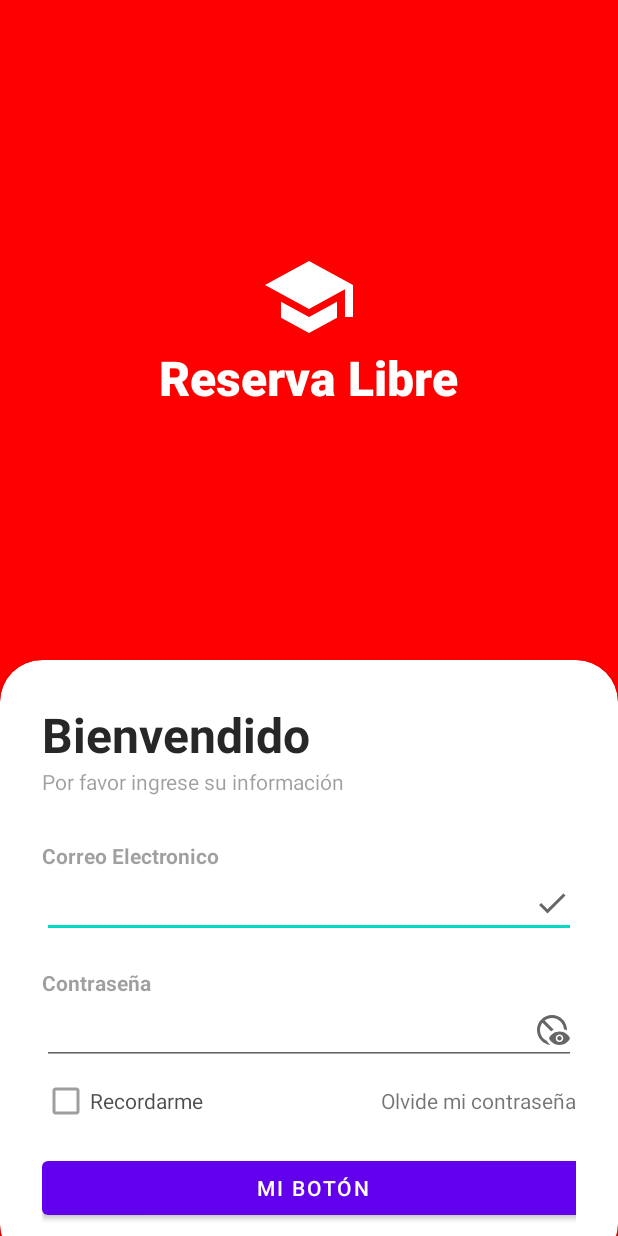
After one commit to PolloDiego159/ReservaLibre, an Android app: the Login screen opened directly, with no data from a screen before it, on a phone screen of 412 x 824 dp. The commit adds this screen. Run offline under Robolectric (Android 15) with nearby library versions, the phone set to English and light mode, and no system bars.

Commit message:
Version Inicial 4 *Se agrego el Login, el mismo no es funcion todavia pero se puede utilizar el boton para iniciar la aplicacion. *Es posible agregar elementos a una base de datos desde el Login, no se utilizara en especifo en el Login, pero ya se puede hacer.

```diff
--- /dev/null
+++ b/app/src/main/java/com/example/intentovacio/Activity/Login.java
@@ -0,0 +1,43 @@
+package com.example.intentovacio.Activity;
+
+import android.content.Intent;
+import android.os.Bundle;
+import android.view.View;
+import android.widget.Button;
+import android.widget.EditText;
+
+import androidx.activity.EdgeToEdge;
+import androidx.appcompat.app.AppCompatActivity;
+import androidx.core.graphics.Insets;
+import androidx.core.view.ViewCompat;
+import androidx.core.view.WindowInsetsCompat;
+
+import com.example.intentovacio.R;
+
+
+public class Login extends AppCompatActivity {
+
+    EditText correo,clave;
+    private Button material;
+    @Override
+    protected void onCreate(Bundle savedInstanceState) {
+        super.onCreate(savedInstanceState);
+
+        EdgeToEdge.enable(this);
+        setContentView(R.layout.activity_login);
+        correo = findViewById(R.id.correo);
+        clave = findViewById(R.id.clave);
+        material = findViewById(R.id.material);
+        material.setOnClickListener(new View.OnClickListener() {
+            @Override
+            public void onClick(View v) {
+                startActivity(new Intent(Login.this, MainActivity.class));
+
+                //bdd myDB = new bdd(Login.this);
+                //myDB.añadir_usuario(correo.getText().toString().trim(), clave.getText().toString().trim());
+
+            }
+        });
+
+    }
+}
--- a/app/src/main/java/com/example/intentovacio/Activity/MainActivity.java
+++ b/app/src/main/java/com/example/intentovacio/Activity/MainActivity.java
@@ -24,12 +24,8 @@ public class MainActivity extends AppCompatActivity {
     protected void onCreate(Bundle savedInstanceState){
         super.onCreate(savedInstanceState);
         setContentView(R.layout.activity_main);
-
-
-
         initRecyclerview();
         bottom_navigation();
-
     }
 
     private void bottom_navigation() {
@@ -48,11 +44,11 @@ public class MainActivity extends AppCompatActivity {
     private void initRecyclerview() {
         ArrayList<ListDomain> items= new ArrayList<>();
         //aca debe de estar la implementacion de base de datos
-        items.add(new ListDomain("Raquetas de Pin-Pong", "asd","Stock:3","Disponible", "pinpong", "4.5","1 P.M.-7 P.m.", "B"));
-        items.add(new ListDomain("Balon Voley", "sdf","Stock:5","Disponible", "futbol", "3.0","1 P.M.-7 P.m.", "Bloque"));
+        items.add(new ListDomain("Raquetas de Pin-Pong", "Acceso a una mesa, dos raquetas, una malla resistente y un par de pelotas de pinpon. Desafia tus amigos, practica tu tecnica y diviertete en tu ambiente universitario. Reserva en base a disponibilidad","Stock:3","Disponible", "pinpong", "4.5","1 P.M.-7 P.m.", "B"));
+        items.add(new ListDomain("Balon Futbol", "sdf","Stock:5","Disponible", "futbol", "3.0","1 P.M.-7 P.m.", "Bloque"));
         items.add(new ListDomain("Rummi-Q", "dfg","Stock:2","Disponible", "rummiq", "4.0","1 P.M.-7 P.m.", "Bloque"));
-        items.add(new ListDomain("Rummi-Q", "fgh", "Stock:2","Disponible", "rummiq", "2.2","1 P.M.-7 P.m.", "Bloque"));
-        items.add(new ListDomain("Balon Voley", "ghj","Stock:5","Disponible", "futbol", "4.3","1 P.M.-7 P.m.", "Bloque"));
+        items.add(new ListDomain("Ps5", "fgh", "Stock:2","Disponible", "ps5", "2.2","1 P.M.-7 P.m.", "Bloque"));
+        items.add(new ListDomain("Balon Futbol Americano", "ghj","Stock:5","Disponible", "futa", "4.3","1 P.M.-7 P.m.", "Bloque"));
 
         recyclerViewList=findViewById(R.id.view1);
         recyclerViewList.setLayoutManager(new LinearLayoutManager(this,LinearLayoutManager.VERTICAL,false));
--- /dev/null
+++ b/app/src/main/java/com/example/intentovacio/Activity/bdd.java
@@ -0,0 +1,60 @@
+package com.example.intentovacio.Activity;
+import android.content.ContentValues;
+import android.content.Context;
+import android.database.sqlite.SQLiteDatabase;
+import android.database.sqlite.SQLiteOpenHelper;
+import android.widget.Toast;
+
+import androidx.annotation.Nullable;
+
+class bdd extends SQLiteOpenHelper{
+
+    private Context context ;
+    private static final  String DATABESE_NAME ="Basedd_ul.db";
+    private static final  int DATABESE_version =1;
+
+    private static final  String Nombre_tabla ="Usuario";
+    private static final  String  COLUMNA_ID ="Id_usuario";
+    private static final  String  COLUMNA_CORREO ="Correo";
+
+    private static final  String  COLUMNA_CLAVE ="clave";
+    private static final  String  COLUMNA_NUMERO ="numero";
+
+
+
+    public bdd(@Nullable Context context) {
+        super(context, DATABESE_NAME, null,DATABESE_version );
+        this.context = context;
+    }
+
+    @Override
+    public void onCreate(SQLiteDatabase db) {
+        String query = "CREATE TABLE " + Nombre_tabla +
+                "(" + COLUMNA_ID + " INTEGER PRIMARY KEY AUTOINCREMENT, " +
+                COLUMNA_CORREO + " TEXT, " +
+                COLUMNA_NUMERO + " INT, " +
+                COLUMNA_CLAVE + " TEXT)";
+        db.execSQL(query);
+    }
+
+     @Override
+     public void onUpgrade(SQLiteDatabase db, int oldVersion, int newVersion) {
+        db.execSQL("DROP TABLE IF EXISTS " + Nombre_tabla);
+        onCreate(db);
+     }
+     void añadir_usuario (String correo , String clave ){
+        SQLiteDatabase db = this.getWritableDatabase();
+         ContentValues cv = new ContentValues();
+
+         cv.put(COLUMNA_CORREO, correo);
+         cv.put(COLUMNA_CLAVE, clave);
+         long result = db.insert(Nombre_tabla,null,cv);
+         if (result == -1){
+             Toast.makeText(context, "fallo :(", Toast.LENGTH_SHORT).show();
+         }
+         else {
+             Toast.makeText(context, "insert realizado", Toast.LENGTH_SHORT).show();
+         }
+
+     }
+ }
--- /dev/null
+++ b/app/src/main/res/drawable/done_icon.xml
@@ -0,0 +1,5 @@
+<vector xmlns:android="http://schemas.android.com/apk/res/android" android:height="24dp" android:tint="#666666" android:viewportHeight="24" android:viewportWidth="24" android:width="24dp">
+
+    <path android:fillColor="@android:color/white" android:pathData="M9,16.2L4.8,12l-1.4,1.4L9,19 21,7l-1.4,-1.4L9,16.2z"/>
+
+</vector>
--- /dev/null
+++ b/app/src/main/res/drawable/password_icon.xml
@@ -0,0 +1,5 @@
+<vector xmlns:android="http://schemas.android.com/apk/res/android" android:height="24dp" android:tint="#666666" android:viewportHeight="24" android:viewportWidth="24" android:width="24dp">
+
+    <path android:fillColor="@android:color/white" android:pathData="M21.99,12.34C22,12.23 22,12.11 22,12c0,-5.52 -4.48,-10 -10,-10S2,6.48 2,12c0,5.17 3.93,9.43 8.96,9.95c-0.93,-0.73 -1.72,-1.64 -2.32,-2.68C5.9,18 4,15.22 4,12c0,-1.85 0.63,-3.55 1.69,-4.9l5.66,5.66c0.56,-0.4 1.17,-0.73 1.82,-1L7.1,5.69C8.45,4.63 10.15,4 12,4c4.24,0 7.7,3.29 7.98,7.45C20.69,11.67 21.37,11.97 21.99,12.34zM17,13c-3.18,0 -5.9,1.87 -7,4.5c1.1,2.63 3.82,4.5 7,4.5s5.9,-1.87 7,-4.5C22.9,14.87 20.18,13 17,13zM17,20c-1.38,0 -2.5,-1.12 -2.5,-2.5c0,-1.38 1.12,-2.5 2.5,-2.5s2.5,1.12 2.5,2.5C19.5,18.88 18.38,20 17,20zM18.5,17.5c0,0.83 -0.67,1.5 -1.5,1.5s-1.5,-0.67 -1.5,-1.5c0,-0.83 0.67,-1.5 1.5,-1.5S18.5,16.67 18.5,17.5z"/>
+
+</vector>
--- /dev/null
+++ b/app/src/main/res/drawable/school_icon.xml
@@ -0,0 +1,5 @@
+<vector xmlns:android="http://schemas.android.com/apk/res/android" android:height="64dp" android:tint="#FFFFFF" android:viewportHeight="24" android:viewportWidth="24" android:width="64dp">
+
+    <path android:fillColor="@android:color/white" android:pathData="M5,13.18v4L12,21l7,-3.82v-4L12,17l-7,-3.82zM12,3L1,9l11,6 9,-4.91V17h2V9L12,3z"/>
+
+</vector>
--- /dev/null
+++ b/app/src/main/res/layout/activity_login.xml
@@ -0,0 +1,143 @@
+<?xml version="1.0" encoding="utf-8"?>
+<RelativeLayout xmlns:android="http://schemas.android.com/apk/res/android"
+    xmlns:app="http://schemas.android.com/apk/res-auto"
+    xmlns:tools="http://schemas.android.com/tools"
+    android:layout_width="match_parent"
+    android:layout_height="match_parent"
+    android:background="@drawable/wallpaperlogin"
+    android:id="@+id/main"
+    tools:context=".Activity.Login"
+    >
+
+    <RelativeLayout
+        android:layout_width="match_parent"
+        android:layout_height="match_parent"/>
+
+    <LinearLayout
+        android:layout_width="match_parent"
+        android:layout_height="match_parent"
+        android:orientation="vertical"
+        android:gravity="center"
+        android:layout_above="@id/card_view"
+        android:padding="28dp">
+
+        <ImageView
+            android:layout_width="wrap_content"
+            android:layout_height="wrap_content"
+            android:src="@drawable/school_icon"/>
+
+        <TextView
+            android:layout_width="wrap_content"
+            android:layout_height="wrap_content"
+            android:text="Reserva Libre"
+            android:textStyle="bold"
+            android:fontFamily="sans-serif-medium"
+            android:textSize="32sp"
+            android:textColor="@color/white"/>
+
+    </LinearLayout>
+
+    <androidx.cardview.widget.CardView
+        android:layout_width="match_parent"
+        android:layout_height="wrap_content"
+        android:layout_alignParentBottom="true"
+        app:cardCornerRadius="28dp"
+        android:layout_marginBottom="-20dp"
+        android:id="@+id/card_view">
+
+        <LinearLayout
+            android:layout_width="match_parent"
+            android:layout_height="wrap_content"
+            android:background="#00EFEDED"
+            android:orientation="vertical"
+            android:padding="28dp">
+
+            <TextView
+                android:layout_width="wrap_content"
+                android:layout_height="wrap_content"
+                android:text="Bienvendido"
+                android:textColor="@color/black"
+                android:textSize="32sp"
+                android:textStyle="bold" />
+
+            <TextView
+                android:layout_width="wrap_content"
+                android:layout_height="wrap_content"
+                android:alpha="0.7"
+                android:text="Por favor ingrese su información" />
+
+            <View
+                android:layout_width="wrap_content"
+                android:layout_height="30dp" />
+
+            <TextView
+                android:layout_width="wrap_content"
+                android:layout_height="wrap_content"
+                android:alpha="0.7"
+                android:text="Correo Electronico"
+                android:textStyle="bold" />
+
+            <EditText
+                android:id="@+id/correo"
+                android:layout_width="match_parent"
+                android:layout_height="wrap_content"
+                android:drawableEnd="@drawable/done_icon"
+                android:inputType="textEmailAddress" />
+
+            <View
+                android:layout_width="wrap_content"
+                android:layout_height="20dp" />
+
+            <TextView
+                android:layout_width="wrap_content"
+                android:layout_height="wrap_content"
+                android:alpha="0.7"
+                android:text="Contraseña"
+                android:textStyle="bold" />
+
+            <EditText
+                android:id="@+id/clave"
+                android:layout_width="match_parent"
+                android:layout_height="wrap_content"
+                android:drawableEnd="@drawable/password_icon"
+                android:inputType="textPassword" />
+
+            <RelativeLayout
+                android:layout_width="match_parent"
+                android:layout_height="wrap_content">
+
+                <CheckBox
+                    android:layout_width="wrap_content"
+                    android:layout_height="wrap_content"
+                    android:layout_centerVertical="true"
+                    android:alpha="0.7"
+                    android:text="Recordarme" />
+
+
+                <TextView
+                    android:layout_width="wrap_content"
+                    android:layout_height="wrap_content"
+                    android:layout_alignParentEnd="true"
+                    android:layout_centerVertical="true"
+                    android:text="Olvide mi contraseña" />
+
+
+            </RelativeLayout>
+
+            <View
+                android:layout_width="wrap_content"
+                android:layout_height="10dp" />
+
+            <Button
+                android:id="@+id/material"
+                android:layout_width="360dp"
+                android:layout_height="wrap_content"
+                android:text="Mi botón" />
+
+
+
+        </LinearLayout>
+
+    </androidx.cardview.widget.CardView>
+
+</RelativeLayout>
```
Also changed, not shown: app/src/main/AndroidManifest.xml (+11 -0 lines), app/src/main/res/drawable/futa.jpg (added), app/src/main/res/drawable/ps5.png (added), app/src/main/res/drawable/wallpaperlogin.png (added).
